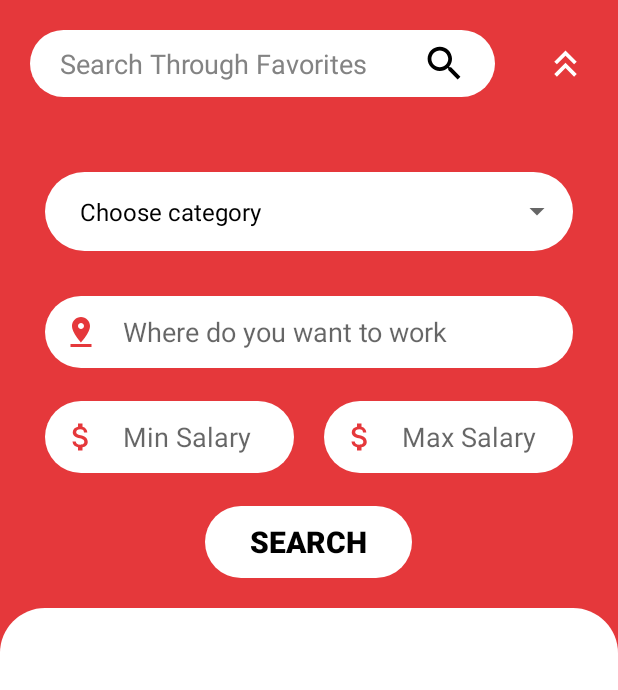
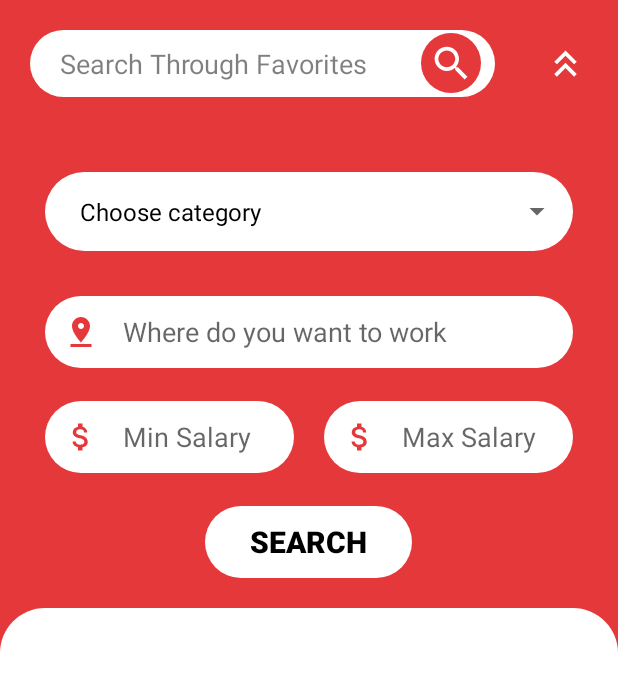
Before and after one commit to ArnaudCs/HAI811I-Interim, an Android app: the FavoritesCompanyActivity screen opened directly, with no data from a screen before it, after a tap on an icon or button, on a phone screen of 412 x 824 dp. Shown: the top 690 px of the screen. Run offline under Robolectric (Android 15) with nearby library versions, the phone set to English and light mode, and no system bars; our stand-ins replace Firebase (no records; nobody signed in at launch, a user with empty details on screens opened directly); 2 statements that could not run were skipped.

Commit message:
[JB] Mode nuit pour les annonces favorites

```diff
--- a/app/src/main/java/com/example/interim/offers/FavoritesCompanyActivity.java
+++ b/app/src/main/java/com/example/interim/offers/FavoritesCompanyActivity.java
@@ -3,6 +3,7 @@ package com.example.interim.offers;
 import androidx.appcompat.app.AppCompatActivity;
 
 import android.content.Intent;
+import android.content.res.Configuration;
 import android.os.Bundle;
 
 import com.example.interim.R;
@@ -14,6 +15,12 @@ public class FavoritesCompanyActivity extends AppCompatActivity {
     @Override
     protected void onCreate(Bundle savedInstanceState) {
         super.onCreate(savedInstanceState);
+        int nightModeFlags = getApplicationContext().getResources().getConfiguration().uiMode &
+                Configuration.UI_MODE_NIGHT_MASK;
+        if (nightModeFlags == Configuration.UI_MODE_NIGHT_YES)
+            setTheme(R.style.ThemeDark_Interim);
+        else
+            setTheme(R.style.Theme_Interim);
         setContentView(R.layout.activity_favorites_company);
 
         Intent intent = getIntent();
--- a/app/src/main/res/layout/fragment_favorite_offers.xml
+++ b/app/src/main/res/layout/fragment_favorite_offers.xml
@@ -37,7 +37,7 @@
                         android:layout_width="40dp"
                         android:layout_height="40dp"
                         android:background="@drawable/baseline_arrow_circle_left_24"
-                        android:backgroundTint="#FFFFFF"
+                        android:backgroundTint="?colorOnPrimary"
                         android:drawableTint="#FBFAFA"
                         android:foregroundTint="#FFFFFF"
                         app:layout_constraintStart_toStartOf="parent"
@@ -50,6 +50,7 @@
                     android:layout_width="0dp"
                     android:layout_height="wrap_content"
                     android:layout_weight="5"
+                    android:backgroundTint="?colorOnPrimary"
                     android:background="@drawable/navigation_bar"
                     android:gravity="left">
 
@@ -70,22 +71,31 @@
                             android:maxLength="30"
                             android:background="@null"
                             android:hint="@string/searchFavorite"
-                            android:textColorHint="#838383"
+
+                            android:textColorHint="?placeholderTextColor"
                             android:textSize="18sp"
-                            tools:ignore="TouchTargetSizeCheck"></EditText>
+                            tools:ignore="TouchTargetSizeCheck" />
 
                         <LinearLayout
                             android:layout_width="0dp"
                             android:layout_height="match_parent"
                             android:layout_weight="1"
-                            android:gravity="left|center">
-
+                            android:layout_marginRight="5dp"
+                            android:gravity="center">
+                            <LinearLayout
+                                android:layout_width="40dp"
+                                android:layout_height="40dp"
+                                android:padding="5dp"
+                                android:orientation="vertical"
+                                android:background="@drawable/redbutton">
                             <Button
                                 android:layout_width="30dp"
                                 android:layout_height="30dp"
                                 android:background="@drawable/baseline_search_24"
-                                tools:ignore="TouchTargetSizeCheck,SpeakableTextPresentCheck"></Button>
-                        </LinearLayout>
+                                android:backgroundTint="?colorOnPrimary"
+                                tools:ignore="TouchTargetSizeCheck,SpeakableTextPresentCheck" />
+                            </LinearLayout>
+                            </LinearLayout>
                     </LinearLayout>
                 </LinearLayout>
 
@@ -100,16 +110,16 @@
                         android:layout_width="30dp"
                         android:layout_height="30dp"
                         android:background="@drawable/baseline_filter_list_24"
-                        android:backgroundTint="#FFFFFF"
-                        tools:ignore="TouchTargetSizeCheck,TouchTargetSizeCheck,SpeakableTextPresentCheck"></Button>
+                        android:backgroundTint="?colorOnPrimary"
+                        tools:ignore="TouchTargetSizeCheck,TouchTargetSizeCheck,SpeakableTextPresentCheck" />
 
                     <Button
                         android:id="@+id/closeFilterFavorites"
                         android:layout_width="30dp"
                         android:layout_height="30dp"
                         android:background="@drawable/baseline_keyboard_double_arrow_up_24"
-                        android:backgroundTint="#FFFFFF"
-                        android:visibility="gone"></Button>
+                        android:backgroundTint="?colorOnPrimary"
+                        android:visibility="gone" />
                 </LinearLayout>
             </LinearLayout>
 
@@ -131,6 +141,7 @@
                     <LinearLayout
                         android:layout_width="match_parent"
                         android:background="@drawable/navigation_bar"
+                        android:backgroundTint="?colorOnPrimary"
                         android:layout_height="wrap_content">
 
                         <Spinner
@@ -181,6 +192,7 @@
                                 android:layout_width="match_parent"
                                 android:layout_height="wrap_content"
                                 android:background="@drawable/navigation_bar"
+                                android:backgroundTint="?colorOnPrimary"
                                 android:hint="@string/CityofSearch"
                                 android:inputType="text"
                                 android:minLines="1"
@@ -229,6 +241,7 @@
                                 android:maxLength="5"
                                 android:layout_height="wrap_content"
                                 android:background="@drawable/navigation_bar"
+                                android:backgroundTint="?colorOnPrimary"
                                 android:hint="@string/startPriceFilter"
                                 android:inputType="numberSigned" />
                         </com.google.android.material.textfield.TextInputLayout>
@@ -266,6 +279,7 @@
                                 android:layout_height="wrap_content"
                                 android:maxLength="5"
                                 android:background="@drawable/navigation_bar"
+                                android:backgroundTint="?colorOnPrimary"
                                 android:hint="@string/endPriceFilter"
                                 android:inputType="numberSigned" />
                         </com.google.android.material.textfield.TextInputLayout>
@@ -292,6 +306,7 @@
                         android:textStyle="bold"
                         android:stateListAnimator="@null"
                         android:layout_height="wrap_content"
+                        android:backgroundTint="?colorOnPrimary"
                         android:background="@drawable/navigation_bar">
 
                     </Button>
--- a/app/src/main/res/values/themes.xml
+++ b/app/src/main/res/values/themes.xml
@@ -33,7 +33,7 @@
         <item name="android:statusBarColor">?attr/colorPrimaryVariant</item>
         <item name="colorAccent">@color/primary_red</item>
         <!-- Customize your theme here. -->
-        <item name="placeholderTextColor">@color/white</item>
+        <item name="placeholderTextColor">@color/white_less_opaque</item>
         <item name="hintTextColor">@color/white_less_opaque</item>
         <item name="android:textColor">@color/white</item>
         <item name="boxBackgroundColor">@color/dark_darkgrey</item>
```
